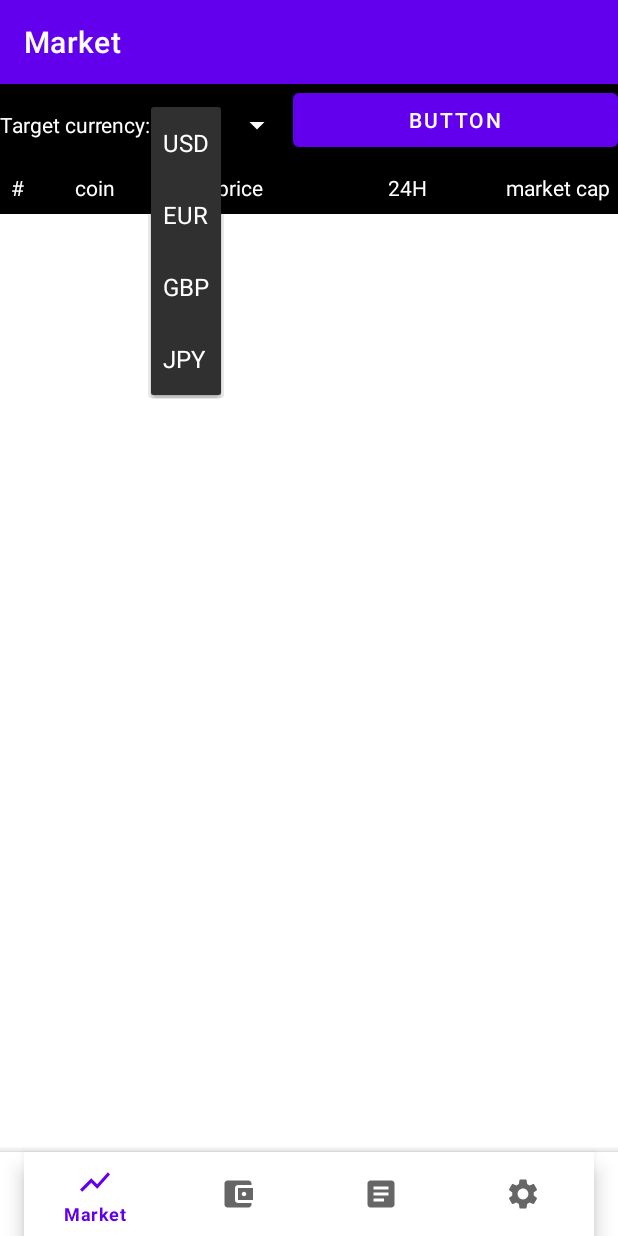
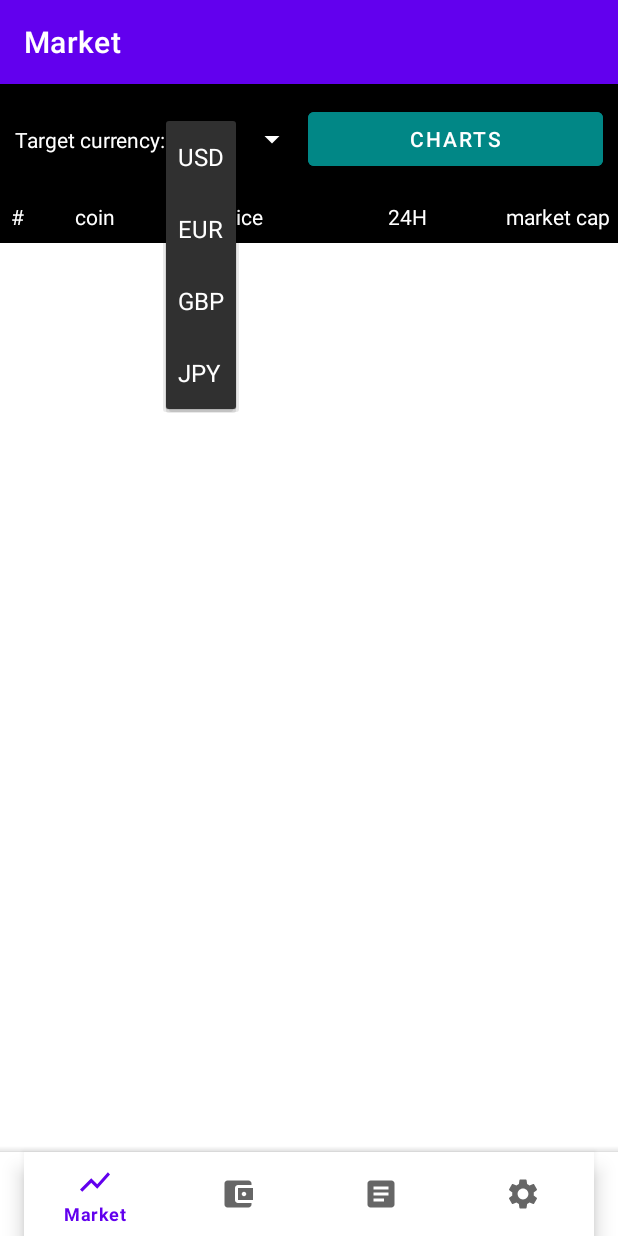
Before and after one commit to VassilevEmil/AndroidProject, an Android app: the MarketFragment screen opened directly, with no data from a screen before it, after a tap on "USD", on a phone screen of 412 x 824 dp. Run offline under Robolectric (Android 15) with nearby library versions, the phone set to English and light mode, and no system bars; our stand-ins replace Firebase (no records; nobody signed in at launch, a user with empty details on screens opened directly), navigation-ui; pictures from the network do not load.

Commit message:
Added search field and search button for crypto graphs. Main logic for finding crypto graph based on ticker symbol was written. Some other improvements and fixes.

```diff
--- a/app/src/main/java/com/example/androidproject/DAO/Market/IMarketDAO.java
+++ b/app/src/main/java/com/example/androidproject/DAO/Market/IMarketDAO.java
@@ -10,5 +10,5 @@ import java.util.List;
 public interface IMarketDAO {
     void addMarkets(List<Market> newsModel);
     MutableLiveData<List<Market>> getMarkets();
-    MutableLiveData<List<Double>> getSparkline();
+    MutableLiveData<List<Double>> getSparkline(String cryptoSymbol);
 }
--- a/app/src/main/java/com/example/androidproject/DAO/Market/MarketDAO.java
+++ b/app/src/main/java/com/example/androidproject/DAO/Market/MarketDAO.java
@@ -4,7 +4,6 @@ import androidx.annotation.NonNull;
 import androidx.lifecycle.MutableLiveData;
 
 import com.example.androidproject.Entities.Market.Market;
-import com.example.androidproject.Entities.Market.SparklineIn7d;
 import com.google.firebase.database.DataSnapshot;
 import com.google.firebase.database.DatabaseError;
 import com.google.firebase.database.DatabaseReference;
@@ -19,7 +18,7 @@ public class MarketDAO implements IMarketDAO{
     MutableLiveData<List<Market>> marketModel;
     MutableLiveData<List<Double>> sparklineModel;
     private static MarketDAO instance;
-    private static final String collectionPath = "Markets";
+    private static final String collectionPath = "Crypto";
     FirebaseDatabase database = FirebaseDatabase.getInstance();
     DatabaseReference myRef = database.getReference();
 
@@ -42,8 +41,7 @@ public class MarketDAO implements IMarketDAO{
     public void addMarkets(List<Market> marketModel) {
 
         for(Market item:marketModel){
-           // myRef.child("Crypto").removeValue();
-            myRef.child("Crypto").child(item.getMarketCapRank().toString()).setValue(item);
+            myRef.child(collectionPath).child(item.getMarketCapRank().toString()).setValue(item);
         }
     }
 
@@ -54,7 +52,7 @@ public class MarketDAO implements IMarketDAO{
          @Override
          public void onDataChange(@NonNull DataSnapshot snapshot) {
              ArrayList<Market> local = new ArrayList<>();
-             for (DataSnapshot dataSnapshot : snapshot.child("Crypto").getChildren()){
+             for (DataSnapshot dataSnapshot : snapshot.child(collectionPath).getChildren()){
                  Market market = dataSnapshot.getValue(Market.class);
                  local.add(market);
              }
@@ -72,17 +70,24 @@ public class MarketDAO implements IMarketDAO{
   }
 
     @Override
-    public MutableLiveData<List<Double>> getSparkline() {
+    public MutableLiveData<List<Double>> getSparkline(String cryptoSymbol) {
 
         myRef.addValueEventListener(new ValueEventListener() {
             @Override
             public void onDataChange(@NonNull DataSnapshot snapshot) {
                 ArrayList<Double> local_ = new ArrayList<>();
 
-                for (DataSnapshot dataSnapshot : snapshot.child("Crypto").child("1").child("sparklineIn7d").child("price").getChildren()){
-                    local_.add(dataSnapshot.getValue(Double.class));
+                // getChildrenCount - returns exact number of resources in the "crypto" dbs
+
+                for (int i = 0; i < snapshot.child(collectionPath).getChildrenCount(); i++) {
+                    String compare = (String) snapshot.child(collectionPath).child(String.valueOf(i)).child("symbol").getValue();
+                    if (cryptoSymbol.equalsIgnoreCase(compare)) {
+                        for (DataSnapshot dataSnapshot : snapshot.child(collectionPath).child(String.valueOf(i)).child("sparklineIn7d").child("price").getChildren()) {
+                            local_.add(dataSnapshot.getValue(Double.class));
+                        }
+                        sparklineModel.postValue(local_);
+                    }
                 }
-                sparklineModel.postValue(local_);
 
             }
             @Override
--- a/app/src/main/java/com/example/androidproject/Model/Market/MarketRepository.java
+++ b/app/src/main/java/com/example/androidproject/Model/Market/MarketRepository.java
@@ -31,9 +31,9 @@ public class MarketRepository {
         return marketDAO.getMarkets();
     }
 
-    public MutableLiveData<List<Double>> getSparklineData()
+    public MutableLiveData<List<Double>> getSparklineData(String cryptoSymbol)
     {
-        return marketDAO.getSparkline();
+        return marketDAO.getSparkline(cryptoSymbol);
     }
 
     public static synchronized MarketRepository getInstance(){
--- a/app/src/main/java/com/example/androidproject/UI/Market/MarketFragment.java
+++ b/app/src/main/java/com/example/androidproject/UI/Market/MarketFragment.java
@@ -49,7 +49,7 @@ public class MarketFragment extends Fragment {
         recyclerView.hasFixedSize();
         priceText = root.findViewById(R.id.priceText);
 
-        buttonToFun = root.findViewById(R.id.buttonToFun); //aaaaaaaaaaaaaaaaaaaaaaaaaaaaaaaaaaaaaaaaaaaaaaaaaaaaaaaaaaaaaaaaaaaaaaaaaaaaaaaaaaa
+        buttonToFun = root.findViewById(R.id.buttonToFun);
 
         Spinner spinner = root.findViewById(R.id.currency_spinner);
 
@@ -64,17 +64,6 @@ public class MarketFragment extends Fragment {
             public void onNothingSelected(AdapterView<?> parentView) {
                 //Then nothing, lol
             }
-        });
-
-        viewModel.getSparklineData().observeForever(new Observer<List<Double>>() {
-            @Override
-            public void onChanged(List<Double> doubles) {
-                for (int i = 0; i < doubles.size(); i++) {
-                    System.out.println("!!!!!!!!!!!!!!!!!!!!!!!!!!!!!!!!!!!!!!!!!!!!!!!!!!!!!!!!!!!!!" +
-                            doubles.get(i));
-                }
-            }
-
         });
 
 
--- a/app/src/main/java/com/example/androidproject/ViewModel/MarketVM/MarketViewModel.java
+++ b/app/src/main/java/com/example/androidproject/ViewModel/MarketVM/MarketViewModel.java
@@ -26,8 +26,8 @@ public class MarketViewModel extends ViewModel {
         return repository.getMarketData();
     }
 
-    public LiveData<List<Double>> getSparklineData(){
-        return repository.getSparklineData();
+    public LiveData<List<Double>> getSparklineData(String cryptoSymbol){
+        return repository.getSparklineData(cryptoSymbol);
     }
 
 }
--- a/app/src/main/res/layout/fragment_market.xml
+++ b/app/src/main/res/layout/fragment_market.xml
@@ -18,6 +18,7 @@
         android:gravity="center">
 
         <TextView
+            android:layout_marginStart="10dp"
             android:layout_width="wrap_content"
             android:layout_height="wrap_content"
             android:layout_marginTop="11dp"
@@ -39,11 +40,16 @@
             tools:ignore="MissingConstraints" />
 
         <Button
+            android:layout_marginTop="11dp"
+            android:layout_marginBottom="8dp"
+            android:layout_marginEnd="10dp"
             android:id="@+id/buttonToFun"
             android:layout_width="0dp"
             android:layout_height="wrap_content"
             android:layout_weight="1"
-            android:text="@string/button" />
+            android:text="@string/charts"
+            android:backgroundTint="@color/teal_700"
+            />
 
     </LinearLayout>
 
--- a/app/src/main/res/values/strings.xml
+++ b/app/src/main/res/values/strings.xml
@@ -21,6 +21,9 @@
     <string name="change_it">CHANGE IT</string>
     <string name="target_currency">Target currency:</string>
     <string name="button">Button</string>
+    <string name="charts">CHARTS</string>
+    <string name="search">search</string>
+    <string name="enter_ticker_btc">enter ticker (btc..)</string>
 
     <string-array name="currency_string_array">
         <item>USD</item>
```
Also changed, not shown: app/src/main/java/com/example/androidproject/UI/LineChartFragment.java (+23 -21 lines), app/src/main/res/layout-port/fragment_crypto_chart.xml (+43 -1 lines).
